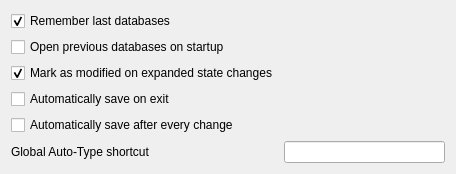
Above: src/gui/SettingsWidgetGeneral.ui from keepassx/keepassx before the change. Below: the same form after it.
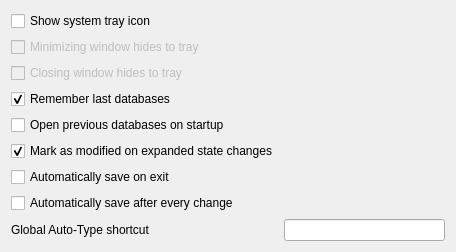
That is the form after the change. Custom widgets are drawn as their Qt base class.

Commit message: Add system tray to show and hide main window.

What changed in the file:
```diff
--- a/src/gui/SettingsWidgetGeneral.ui
+++ b/src/gui/SettingsWidgetGeneral.ui
@@ -7,11 +7,21 @@
     <x>0</x>
     <y>0</y>
     <width>456</width>
-    <height>146</height>
+    <height>238</height>
    </rect>
   </property>
   <layout class="QFormLayout" name="formLayout">
+   <property name="fieldGrowthPolicy">
+    <enum>QFormLayout::AllNonFixedFieldsGrow</enum>
+   </property>
    <item row="0" column="0">
+    <widget class="QCheckBox" name="showTrayIconCheckBox">
+     <property name="text">
+      <string>Show system tray icon</string>
+     </property>
+    </widget>
+   </item>
+   <item row="3" column="0">
     <widget class="QCheckBox" name="rememberLastDatabasesCheckBox">
      <property name="text">
       <string>Remember last databases</string>
@@ -21,7 +31,14 @@
      </property>
     </widget>
    </item>
-   <item row="2" column="0">
+   <item row="4" column="0">
+    <widget class="QCheckBox" name="openPreviousDatabasesOnStartupCheckBox">
+     <property name="text">
+      <string>Open previous databases on startup</string>
+     </property>
+    </widget>
+   </item>
+   <item row="5" column="0">
     <widget class="QCheckBox" name="modifiedExpandedChangedCheckBox">
      <property name="text">
       <string>Mark as modified on expanded state changes</string>
@@ -31,34 +48,47 @@
      </property>
     </widget>
    </item>
-   <item row="4" column="0">
-    <widget class="QCheckBox" name="autoSaveAfterEveryChangeCheckBox">
-     <property name="text">
-      <string>Automatically save after every change</string>
-     </property>
-    </widget>
-   </item>
-   <item row="3" column="0">
+   <item row="6" column="0">
     <widget class="QCheckBox" name="autoSaveOnExitCheckBox">
      <property name="text">
       <string>Automatically save on exit</string>
      </property>
     </widget>
    </item>
-   <item row="5" column="0">
+   <item row="7" column="0">
+    <widget class="QCheckBox" name="autoSaveAfterEveryChangeCheckBox">
+     <property name="text">
+      <string>Automatically save after every change</string>
+     </property>
+    </widget>
+   </item>
+   <item row="8" column="0">
     <widget class="QLabel" name="label">
      <property name="text">
       <string>Global Auto-Type shortcut</string>
      </property>
     </widget>
    </item>
-   <item row="5" column="1">
+   <item row="8" column="1">
     <widget class="ShortcutWidget" name="autoTypeShortcutWidget"/>
    </item>
    <item row="1" column="0">
-    <widget class="QCheckBox" name="openPreviousDatabasesOnStartupCheckBox">
+    <widget class="QCheckBox" name="hideToTrayWhenMinimizingCheckBox">
+     <property name="enabled">
+      <bool>false</bool>
+     </property>
      <property name="text">
-      <string>Open previous databases on startup</string>
+      <string>Minimizing window hides to tray</string>
+     </property>
+    </widget>
+   </item>
+   <item row="2" column="0">
+    <widget class="QCheckBox" name="hideToTrayWhenClosingCheckBox">
+     <property name="enabled">
+      <bool>false</bool>
+     </property>
+     <property name="text">
+      <string>Closing window hides to tray</string>
      </property>
     </widget>
    </item>
```
The commit also changes 4 other files.
